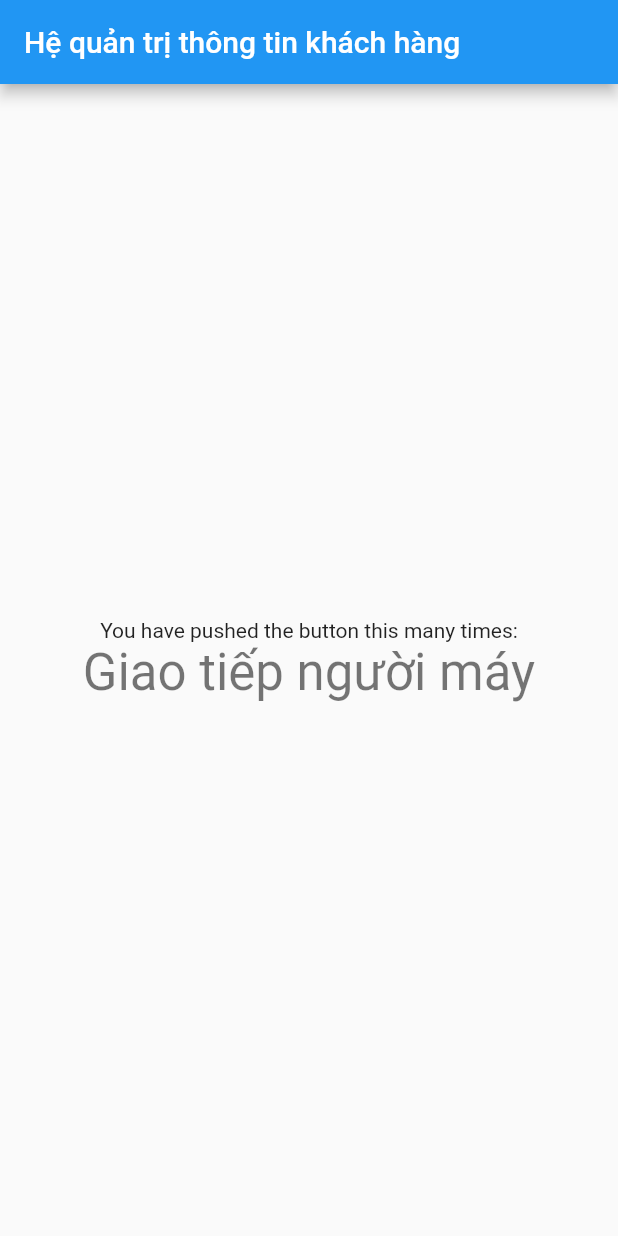
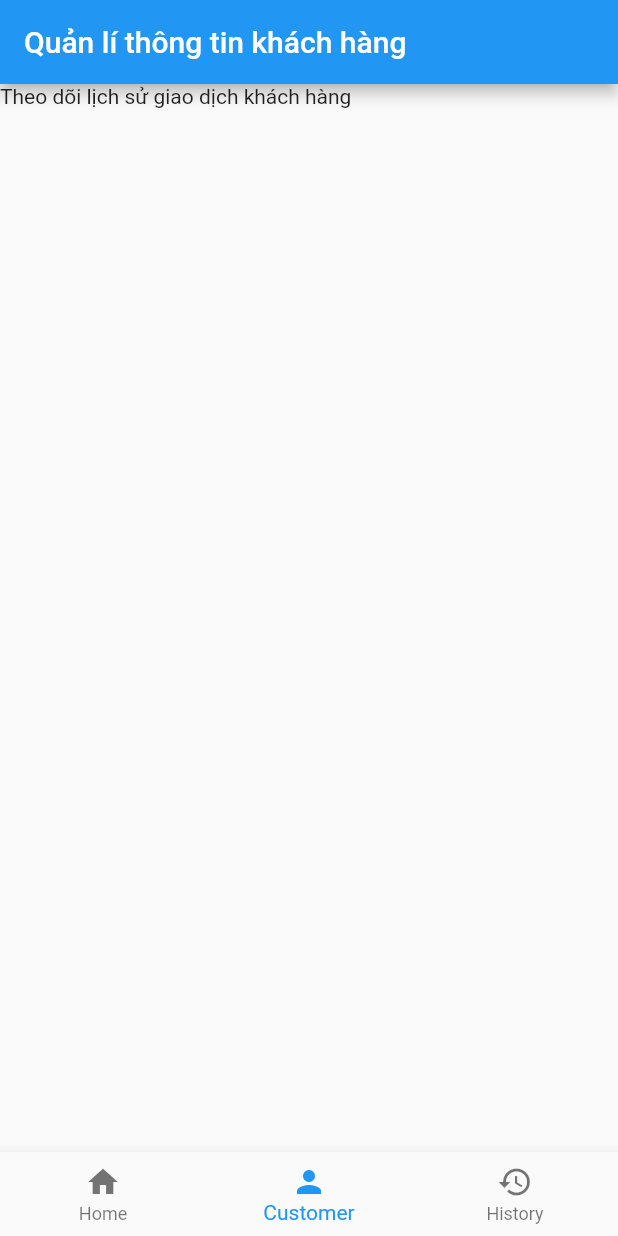
Before and after one commit to hieuvts/customer_management_application, a Flutter app: the screen it shows after launch, on a phone screen of 412 x 824 dp. Run offline on Flutter 3.47's test engine with Material 2 defaults, Android fonts, the phone set to English and light mode, and no system bars.

Commit message:
#3 Add BottomNavigationBar

```diff
--- a/lib/main.dart
+++ b/lib/main.dart
@@ -1,4 +1,7 @@
 import 'package:flutter/material.dart';
+import 'package:customer_management_application/page/phanLoaiThongTinKH.dart';
+import 'package:customer_management_application/page/theoDoiLichSuGiaoDichKH.dart';
+import 'package:customer_management_application/page/thongKeDoanhThuCuaKH.dart';
 
 void main() {
   runApp(MyApp());
@@ -8,45 +11,50 @@ class MyApp extends StatelessWidget {
   @override
   Widget build(BuildContext context) {
     return MaterialApp(
-      title: 'Flutter Demo',
+      title: 'Ứng dụng quản lí thông tin khách hàng',
       theme: ThemeData(
         primarySwatch: Colors.blue,
         visualDensity: VisualDensity.adaptivePlatformDensity,
       ),
-      home: MyHomePage(title: 'Hệ quản trị thông tin khách hàng'),
+      home: MyHomePage(title: 'Quản lí thông tin khách hàng'),
     );
   }
 }
 
 class MyHomePage extends StatefulWidget {
   MyHomePage({Key key, this.title}) : super(key: key);
-
   final String title;
-
   @override
   _MyHomePageState createState() => _MyHomePageState();
 }
 
 class _MyHomePageState extends State<MyHomePage> {
+  int _selectedPage = 1;
+  final List<Widget> _pagesList = [
+    PhanLoaiThongTinKH(),
+    TheoDoiLichSuGiaoDichKH(),
+    ThongKeDoanhThuCuaKH(),
+  ];
+
   @override
   Widget build(BuildContext context) {
     return Scaffold(
       appBar: AppBar(
         title: Text(widget.title),
       ),
-      body: Center(
-        child: Column(
-          mainAxisAlignment: MainAxisAlignment.center,
-          children: <Widget>[
-            Text(
-              'You have pushed the button this many times:',
-            ),
-            Text(
-              'Giao tiếp người máy',
-              style: Theme.of(context).textTheme.headline4,
-            ),
-          ],
-        ),
+      body: _pagesList[_selectedPage],
+      bottomNavigationBar: BottomNavigationBar(
+        currentIndex: _selectedPage,
+        items: [
+          BottomNavigationBarItem(icon: Icon(Icons.home), label: "Home"),
+          BottomNavigationBarItem(icon: Icon(Icons.person), label: "Customer"),
+          BottomNavigationBarItem(icon: Icon(Icons.history), label: "History"),
+        ],
+        onTap: (index) {
+          this.setState(() {
+            _selectedPage = index;
+          });
+        },
       ),
     );
   }
--- /dev/null
+++ b/lib/page/theoDoiLichSuGiaoDichKH.dart
@@ -0,0 +1,20 @@
+import 'package:flutter/material.dart';
+
+class TheoDoiLichSuGiaoDichKH extends StatefulWidget {
+  @override
+  _TheoDoiLichSuGiaoDichKHState createState() =>
+      _TheoDoiLichSuGiaoDichKHState();
+}
+
+class _TheoDoiLichSuGiaoDichKHState extends State<TheoDoiLichSuGiaoDichKH> {
+  @override
+  Widget build(BuildContext context) {
+    return Container(
+      child: Column(
+        children: [
+          Text('Theo dõi lịch sử giao dịch khách hàng'),
+        ],
+      ),
+    );
+  }
+}
```
Also changed, not shown: lib/page/phanLoaiThongTinKH.dart (added, +84 -0 lines), lib/page/thongKeDoanhThuCuaKH.dart (added, +15 -0 lines), lib/userWidgets/searchBar.dart (added, +38 -0 lines), 3 other files.
